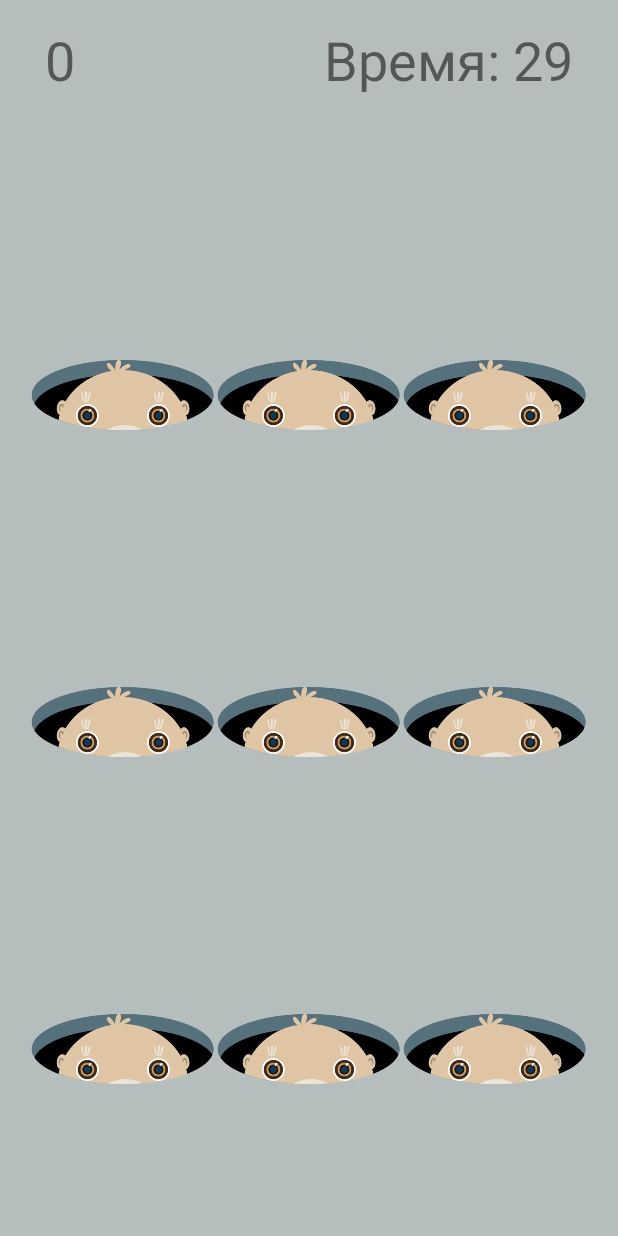
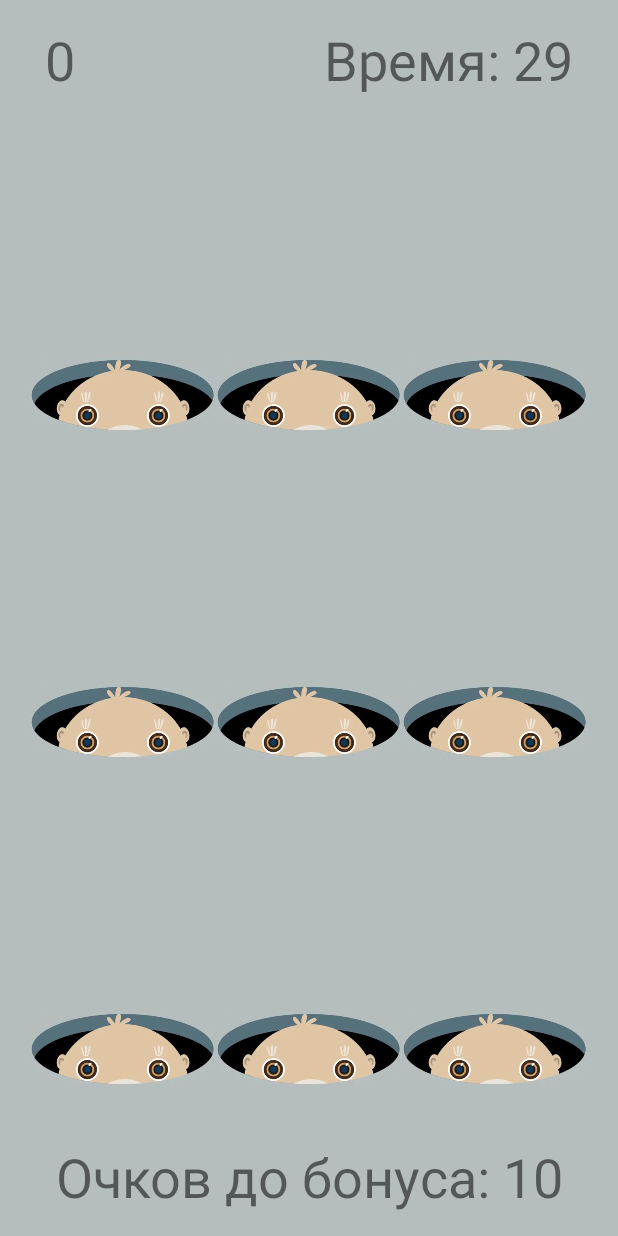
Before and after one commit to Sashabuilov/The-chipmunks, an Android app: the ChipmunksActivity screen opened directly, with no data from a screen before it, on a phone screen of 412 x 824 dp. Run offline under Robolectric (Android 15) with nearby library versions, the light colour scheme and no system bars.

Commit message:
V0.03
1) Корректный бонус времени
2) Запрос на повторную игру

```diff
--- a/app/src/main/java/com/example/beatthemall/ChipmunksActivity.java
+++ b/app/src/main/java/com/example/beatthemall/ChipmunksActivity.java
@@ -1,5 +1,6 @@
 package com.example.beatthemall;
 
+import android.annotation.SuppressLint;
 import android.app.Activity;
 import android.app.AlertDialog;
 import android.content.Context;
@@ -15,50 +16,43 @@ import android.support.annotation.RequiresApi;
 import android.view.View;
 import android.widget.ImageView;
 import android.widget.TextView;
-import android.widget.Toast;
 
 import java.util.Random;
 import java.util.Timer;
 import java.util.TimerTask;
 
 public class ChipmunksActivity extends Activity {
+
     Random random = new Random();
     ImageView[] imagesArray;
-    TextView gameTime, tv_result,tv_bonus;
+    TextView gameTime, tv_result, tv_bonus;
     int out_champ_number;
-    Timer timer;
+    Timer timerChipMunks;
     int resultat = 0;
-    int bonus_time=0;
-    int time=30000;
-    CountDownTimer superTimer;
-
-
+    int bonus_count = 10;
+    int bouns_countX = bonus_count;
+    long timerSeconds = 30000;
+    int out_chipmunks_speed = 1000;
+    CountDownTimer basicTimer;
     //sounds
     private SoundPool mSoundPool;
     private SoundPool back_music;
     private int mSoundId = 1;
     private int mStreamId;
 
-
-
+    @SuppressLint("SetTextI18n")
     @Override
     public void onCreate(Bundle savedInstanceState) {
         super.onCreate(savedInstanceState);
         setContentView(R.layout.activity_game);
-
-        mSoundPool=new SoundPool(1, AudioManager.STREAM_MUSIC,100);
-        mSoundPool.load(this,R.raw.scratch,1);
-
-
+        mSoundPool = new SoundPool(1, AudioManager.STREAM_MUSIC, 100);
+        mSoundPool.load(this, R.raw.scratch, 1);
         gameTime = findViewById(R.id.tv_time);
         gameTime.setText("  ");
-
         tv_result = findViewById(R.id.tv_resultat);
         tv_result.setText("0");
-
-        tv_bonus=findViewById(R.id.tv_bouns);
-        tv_bonus.setText("0");
-
+        tv_bonus = findViewById(R.id.tv_bouns);
+        tv_bonus.setText("Очков до бонуса: " + Integer.toString(bonus_count));
         //массив с картинками, соответствующий каждой кнопке\картинке
         imagesArray = new ImageView[9];
         imagesArray[0] = findViewById(R.id.topleft);
@@ -71,45 +65,59 @@ public class ChipmunksActivity extends Activity {
         imagesArray[7] = findViewById(R.id.bottomCenter);
         imagesArray[8] = findViewById(R.id.bottomRight);
         startTimer();
-//первичный запуск таймера
+        startBasicTimer(timerSeconds);
+    }
 
-        superTimer=new CountDownTimer(time,1000) {
+    //Основной таймер
+    public void startBasicTimer(long time) {
+        basicTimer = new CountDownTimer(time, 1000) {
             @Override
-            public void onTick(long millisUntilFinished) {
-                setBonus_time_plus(millisUntilFinished);
-                gameTime.setText("Время: " + millisUntilFinished / 1000);
+            public void onTick(long timeTick) {
+                timerSeconds = timeTick;
+                refreshTimerText();
             }
+
             @Override
             public void onFinish() {
                 tv_result.setText(" ");
-                timer.cancel();
+                timerChipMunks.cancel();
                 all_in();
                 out_champ_number = 9;
                 gameTime.setText("Игра завершена, счет: " + Integer.toString(resultat));
+                wantToPlayAgain();
             }
         }.start();
+    }
 
+    private void refreshTimerText() {
+        gameTime.setText("Время: " + timerSeconds / 1000);
     }
+
+
     //Функция запуска TimerTask
     public void startTimer() {
-        timer = new Timer();
+        timerChipMunks = new Timer();
         final TimerTask timerTask = new TimerTask() {
             @Override
             public void run() {
                 runOnUiThread(new Runnable() {
                     @Override
                     public void run() {
-                        timer.cancel();
+                        timerChipMunks.cancel();
                         gameBody();
                     }
                 });
             }
         };
-        timer.scheduleAtFixedRate(timerTask, 700, 1000);
+        launch_timerChipMunks(timerTask, out_chipmunks_speed);
+
+    }
+
+    private void launch_timerChipMunks(TimerTask timerTask, Integer speed) {
+        timerChipMunks.scheduleAtFixedRate(timerTask, out_chipmunks_speed, 1000);
     }
 
     //Основное тело игры + перезапуск таймера после его остановки в timerTask
-
     public void gameBody() {
         int r = random.nextInt((9));
         out_champ_number = r;
@@ -125,7 +133,37 @@ public class ChipmunksActivity extends Activity {
             @Override
             public void onClick(View v) {
                 if (out_champ_number == x) {
+                    sound_scrach();
+                    bonus_count = bonus_count - 1;
+                    tv_bonus.setText("Очков до бонуса: " + Integer.toString(bonus_count));
+                    if (bonus_count == 0) {
+                        bonus_count = bouns_countX;
+                        tv_bonus.setText("Очков до бонуса: " + Integer.toString(bonus_count));
+                        basicTimer.cancel();
+                        timerChipMunks.cancel();
+                        startTimer();
+                        setNewTime(timerSeconds);
+                        out_chipmunks_speed = out_chipmunks_speed - 50;
+                        startBasicTimer(setNewTime(timerSeconds));
+                    } else
+                        //Если игрок не попал по хомяку, бонус обнуляется
+                        tv_bonus.setText("Очков до бонуса: " + Integer.toString(bonus_count));
+                    //подсчет результата нажатия на хомячков
+                    tv_result.setText((Integer.toString(resultat = resultat + 1)));
+                    all_in();
+                }
+            }
+        });
+    }
+
+    public long setNewTime(long newtime) {
+        newtime = timerSeconds + 10000;
+        return newtime;
+    }
+
     //вывод звука нажатия на хомячка
+    private void sound_scrach() {
+
         AudioManager audioManager = (AudioManager) getSystemService(Context.AUDIO_SERVICE);
         float curVolume = audioManager.getStreamVolume(AudioManager.STREAM_MUSIC);
         float maxVolume = audioManager.getStreamMaxVolume(AudioManager.STREAM_MUSIC);
@@ -136,16 +174,6 @@ public class ChipmunksActivity extends Activity {
         float normal_playback_rate = 1f;
         mStreamId = mSoundPool.play(mSoundId, leftVolume, rightVolume, priority, no_loop,
                 normal_playback_rate);
-
-                    bonus_time=bonus_time+1;
-
-                    //подсчет результата нажатия на хомячков
-                    tv_result.setText((Integer.toString(resultat = resultat + 1)));
-
-                    all_in();
-                } else bonus_time=0;
-            }
-        });
     }
 
     //прячем всех хомяков при помощи функции change_to_in
@@ -184,7 +212,13 @@ public class ChipmunksActivity extends Activity {
         new AlertDialog.Builder(this)
                 .setTitle("Выйти из приложения?")
                 .setMessage("Вы действительно хотите выйти?")
-                .setNegativeButton(android.R.string.no, null)
+                .setNegativeButton(android.R.string.no, new DialogInterface.OnClickListener() {
+                    @RequiresApi(api = Build.VERSION_CODES.JELLY_BEAN)
+                    @Override
+                    public void onClick(DialogInterface arg0, int arg1) {
+                        wantToPlayAgain();
+                    }
+                })
                 .setPositiveButton(android.R.string.yes, new DialogInterface.OnClickListener() {
                     @RequiresApi(api = Build.VERSION_CODES.JELLY_BEAN)
                     @Override
@@ -193,6 +227,7 @@ public class ChipmunksActivity extends Activity {
                     }
                 }).create().show();
     }
+
     public void permamently_exit() {
         stopService(new Intent(this, BackGroundMusicActivity.class));
         if (Build.VERSION.SDK_INT >= Build.VERSION_CODES.JELLY_BEAN) {
@@ -200,32 +235,25 @@ public class ChipmunksActivity extends Activity {
         }
     }
 
-    //Бунусное время + перезапуск времени в случае получения бонуса
-    public long setBonus_time_plus(long t){
-        tv_bonus.setText(Long.toString(t));
-        if (bonus_time==5){
-            bonus_time=0;
-            superTimer.cancel();
-            t=t+10000;
-            tv_bonus.setText("Очков до бонуса:" + Integer.toString(bonus_time-1));
-            superTimer=new CountDownTimer(t,1000) {
+    // запрос новой игры после истечения таймера
+
+    public void wantToPlayAgain() {
+        new AlertDialog.Builder(this)
+                .setTitle("Хотите сыграть еще раз?")
+                .setNegativeButton(android.R.string.no, null)
+                .setPositiveButton(android.R.string.yes, new DialogInterface.OnClickListener() {
+                    @RequiresApi(api = Build.VERSION_CODES.JELLY_BEAN)
                     @Override
-                public void onTick(long millisUntilFinished) {
-                    setBonus_time_plus(millisUntilFinished);
-                    gameTime.setText("Время: " + millisUntilFinished / 1000);
+                    public void onClick(DialogInterface arg0, int arg1) {
+                        restartAvtivity();
                     }
-                @Override
-                public void onFinish() {
-                    tv_result.setText(" ");
-                    timer.cancel();
-                    all_in();
-                    out_champ_number = 9;
-                    gameTime.setText("Игра завершена, счет: " + Integer.toString(resultat));
+                }).create().show();
     }
-            }.start();
 
-        } else tv_bonus.setText("");
+    public void restartAvtivity(){
+        Intent restartIntent=getIntent();
+        finish();
+        startActivity(restartIntent);
 
-        return time;
     }
 }
--- a/app/src/main/res/layout/activity_game.xml
+++ b/app/src/main/res/layout/activity_game.xml
@@ -5,23 +5,18 @@
     android:layout_height="match_parent"
     xmlns:app="http://schemas.android.com/apk/res-auto"
     android:background="@color/colorSuslik">
-
     <TextView
         android:id="@+id/tv_resultat"
         android:layout_width="wrap_content"
         android:layout_height="wrap_content"
         android:text="@string/app_name"
-        android:textSize="36dp"
+        android:textSize="36sp"
         app:layout_constraintTop_toTopOf="parent"
         app:layout_constraintStart_toStartOf="parent"
-        android:layout_marginLeft="30dp"
+        android:layout_marginStart="30dp"
         android:layout_marginTop="15dp"
-        android:gravity="left"
-
-        />
-
-
-
+        android:gravity="start"
+        android:layout_marginLeft="30dp" />
     <TextView
         android:id="@+id/tv_time"
         android:layout_width="wrap_content"
@@ -31,11 +26,23 @@
         app:layout_constraintEnd_toEndOf="parent"
         android:layout_marginTop="15dp"
         android:layout_marginEnd="30dp"
-        android:textSize="36dp"
+        android:textSize="36sp"
         android:textAlignment="textEnd"
         android:gravity="end"
-        android:layout_marginRight="30dp" />
-
+        android:layout_marginRight="30dp"
+        />
+    <TextView
+        android:id="@+id/tv_bouns"
+        android:layout_width="wrap_content"
+        android:layout_height="wrap_content"
+        android:text=" "
+        android:textSize="36sp"
+        android:gravity="center"
+        android:layout_marginBottom="15dp"
+        app:layout_constraintStart_toStartOf="parent"
+        app:layout_constraintEnd_toEndOf="parent"
+        app:layout_constraintBottom_toBottomOf="parent"
+        />
     <LinearLayout
         android:id="@+id/Base"
         android:layout_width="match_parent"
@@ -45,7 +52,6 @@
         android:layout_marginRight="20dp"
         android:layout_marginBottom="100dp"
         android:orientation="vertical"
-        app:layout_constraintBottom_toBottomOf="parent"
         app:layout_constraintEnd_toEndOf="parent"
         app:layout_constraintStart_toStartOf="parent"
         app:layout_constraintTop_toTopOf="parent">
@@ -64,7 +70,9 @@
                 android:layout_height="wrap_content"
                 android:layout_weight="1"
                 android:scaleType="fitEnd"
-                android:src="@drawable/in"/>
+                android:src="@drawable/in"
+                android:contentDescription="TODO"
+                tools:ignore="NestedWeights" />
 
             <ImageView
                 android:id="@+id/topcenter"
@@ -73,7 +81,7 @@
                 android:layout_weight="1"
                 android:scaleType="fitEnd"
                 android:src="@drawable/in"
-                />
+                android:contentDescription="TODO" />
 
             <ImageView
                 android:id="@+id/topright"
@@ -81,7 +89,8 @@
                 android:layout_height="wrap_content"
                 android:layout_weight="1"
                 android:scaleType="fitEnd"
-                android:src="@drawable/in" />
+                android:src="@drawable/in"
+                android:contentDescription="TODO" />
 
         </LinearLayout>
 
@@ -99,7 +108,8 @@
                 android:layout_weight="1"
                 android:scaleType="fitEnd"
                 android:src="@drawable/in"
-                />
+                android:contentDescription="TODO"
+                tools:ignore="NestedWeights" />
 
             <ImageView
                 android:id="@+id/centerCenter"
@@ -108,7 +118,7 @@
                 android:layout_weight="1"
                 android:scaleType="fitEnd"
                 android:src="@drawable/in"
-                />
+                android:contentDescription="TODO" />
 
             <ImageView
                 android:id="@+id/centerRight"
@@ -117,7 +127,7 @@
                 android:layout_weight="1"
                 android:scaleType="fitEnd"
                 android:src="@drawable/in"
-                />
+                android:contentDescription="TODO" />
         </LinearLayout>
 
         <LinearLayout
@@ -134,7 +144,8 @@
                 android:layout_weight="1"
                 android:scaleType="fitEnd"
                 android:src="@drawable/in"
-                />
+                android:contentDescription="TODO"
+                tools:ignore="NestedWeights" />
 
             <ImageView
                 android:id="@+id/bottomCenter"
@@ -143,7 +154,7 @@
                 android:layout_weight="1"
                 android:scaleType="fitEnd"
                 android:src="@drawable/in"
-                />
+                android:contentDescription="TODO" />
 
             <ImageView
                 android:id="@+id/bottomRight"
@@ -152,22 +163,7 @@
                 android:layout_weight="1"
                 android:scaleType="fitEnd"
                 android:src="@drawable/in"
-                />
+                android:contentDescription="TODO" />
         </LinearLayout>
-
     </LinearLayout>
-
-    <TextView
-        android:id="@+id/tv_bouns"
-        android:layout_width="wrap_content"
-        android:layout_height="wrap_content"
-        android:text="@string/app_name"
-        android:textSize="36dp"
-        app:layout_constraintBottom_toBottomOf="parent"
-        app:layout_constraintLeft_toLeftOf="parent"
-        app:layout_constraintRight_toRightOf="parent"
-        android:gravity="left"
-
-        />
-
 </android.support.constraint.ConstraintLayout>
```
Also changed, not shown: app/src/main/java/com/example/beatthemall/LetsPlayActivity.java (+10 -8 lines). Lines whose indentation alone changed are shown as unchanged.
